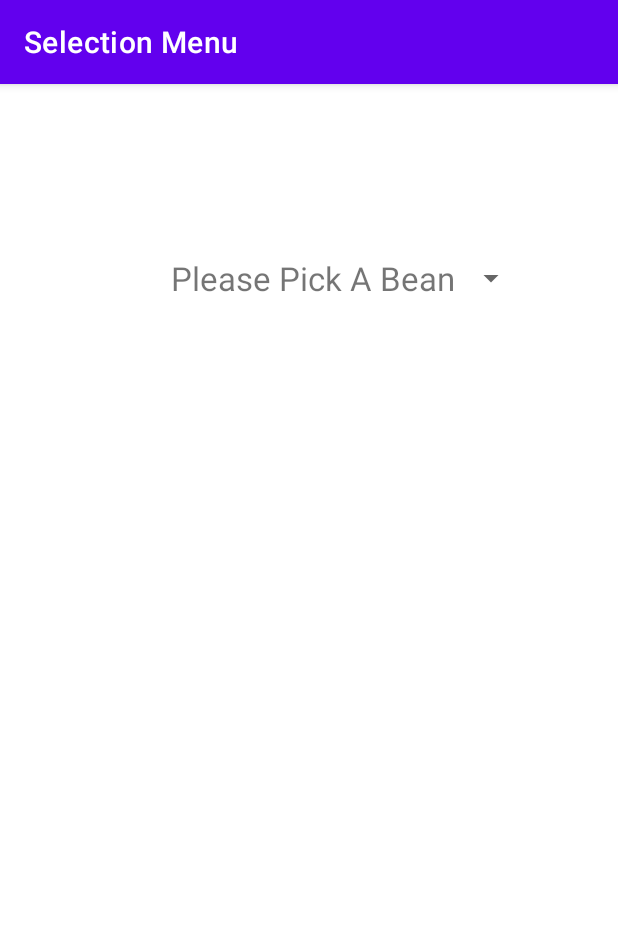
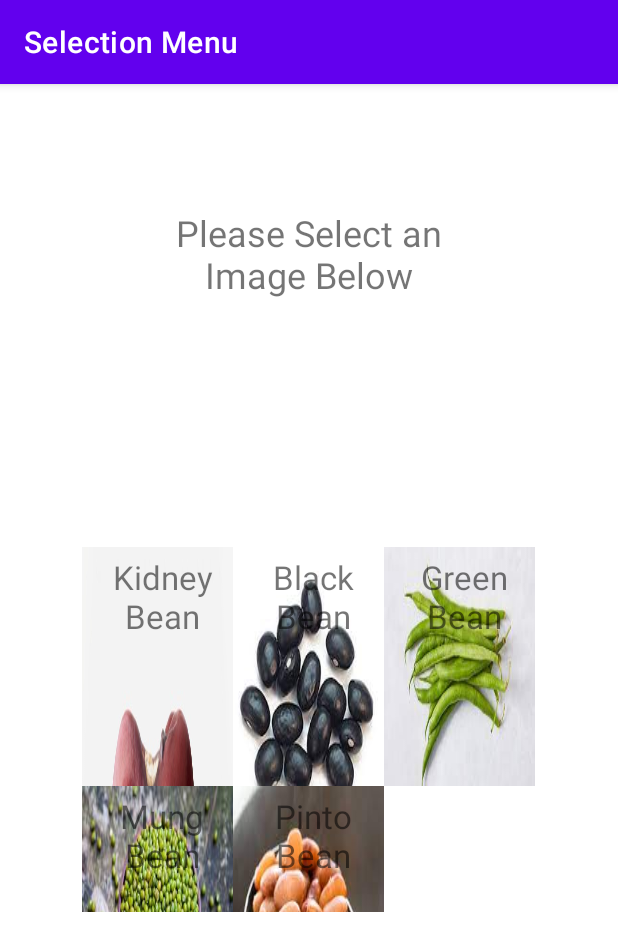
Before and after one commit to tuj55883/Activity-Testing-App, an Android app: the screen it shows after launch (SelectionActivity), on a phone screen of 412 x 824 dp. Shown: the top 951 px of the screen. Run offline under Robolectric (Android 15) with nearby library versions, the phone set to English and light mode, and no system bars.

Commit message:
Changed out the spinner for a grid view. Also added images but they are currently too big.

```diff
--- a/app/src/main/java/edu/temple/assigment4/CustomAdapter.java
+++ b/app/src/main/java/edu/temple/assigment4/CustomAdapter.java
@@ -45,7 +45,21 @@ public class CustomAdapter extends BaseAdapter  {
         textView.setTextSize(22);
         textView.setTextAlignment(View.TEXT_ALIGNMENT_CENTER);
         textView.setPadding(10,8,0,8);
+
+
+
+
+
+
+
+        //This sets the image to the left of the text
+        Drawable img =context.getDrawable(bean_res_id[position]);
+        img.setBounds(0, 0, 50, 50);
+        textView.setBackgroundResource(bean_res_id[position]);
+
+
         return textView;
+
     }
 
     @Override
--- a/app/src/main/java/edu/temple/assigment4/DisplayActivity.java
+++ b/app/src/main/java/edu/temple/assigment4/DisplayActivity.java
@@ -25,8 +25,8 @@ public class DisplayActivity extends AppCompatActivity {
         textView = findViewById(R.id.textView);
         imageView = findViewById(R.id.imageView);
 
-        String[] bean_array = new String[]{"Please Pick A Bean","Kidney Bean", "Black Bean", "Green Bean", "Mung Bean", "Pinto Bean"};
-        int[] bean_res_id = new int[]{R.drawable.empty, R.drawable.bean, R.drawable.black_bean, R.drawable.green_bean, R.drawable.mung_bean, R.drawable.pinto};
+        String[] bean_array = new String[]{"Kidney Bean", "Black Bean", "Green Bean", "Mung Bean", "Pinto Bean"};
+        int[] bean_res_id = new int[]{R.drawable.bean, R.drawable.black_bean, R.drawable.green_bean, R.drawable.mung_bean, R.drawable.pinto};
 
         Intent intent = getIntent();
         int position = intent.getIntExtra("EXTRA_POSITION", 0);
--- a/app/src/main/java/edu/temple/assigment4/SelectionActivity.java
+++ b/app/src/main/java/edu/temple/assigment4/SelectionActivity.java
@@ -6,6 +6,7 @@ import android.content.Intent;
 import android.os.Bundle;
 import android.view.View;
 import android.widget.AdapterView;
+import android.widget.GridView;
 import android.widget.Spinner;
 
 public class SelectionActivity extends AppCompatActivity {
@@ -13,7 +14,7 @@ public class SelectionActivity extends AppCompatActivity {
 
 
     //Initializes the views we will use
-    Spinner spinner;
+    GridView gridView;
     int[] bean_res_id;
     CustomAdapter adapter;
     String[] bean_array;
@@ -29,55 +30,65 @@ public class SelectionActivity extends AppCompatActivity {
         setTitle("Selection Menu");
 
         //Sets the view to their id
-        spinner = findViewById(R.id.spinner);
+        gridView = findViewById(R.id.gridView);
 
 
         //Makes the array of beans we use and the other array are the images
-        bean_array = new String[]{"Please Pick A Bean","Kidney Bean", "Black Bean", "Green Bean", "Mung Bean", "Pinto Bean"};
-        bean_res_id = new int[]{R.drawable.empty,R.drawable.bean,R.drawable.black_bean,R.drawable.green_bean,R.drawable.mung_bean,R.drawable.pinto};
+        bean_array = new String[]{"Kidney Bean", "Black Bean", "Green Bean", "Mung Bean", "Pinto Bean"};
+        bean_res_id = new int[]{R.drawable.bean,R.drawable.black_bean,R.drawable.green_bean,R.drawable.mung_bean,R.drawable.pinto};
 
         //Uses custom image adapter class
         CustomAdapter adapter = new CustomAdapter(this, bean_array,bean_res_id);
 
         //Sets our spinner to our adapter
-        spinner.setAdapter(adapter);
+        gridView.setAdapter(adapter);
 
 
 
 
         //When item is selected it sets the name and picture to said item
-        spinner.setOnItemSelectedListener(new AdapterView.OnItemSelectedListener() {
+        gridView.setOnItemClickListener(new AdapterView.OnItemClickListener() {
             @Override
-            public void onItemSelected(AdapterView<?> parent, View view, int position, long id) {
+            public void onItemClick(AdapterView<?> parent, View view, int position, long id) {
+                Intent launchIntent = new Intent(SelectionActivity.this, DisplayActivity.class);
+                launchIntent.putExtra("EXTRA_POSITION", position);
+                startActivity(launchIntent);
+            }
+
+/*
+            @Override
+            public void onItemClickListener(AdapterView<?> parent, View view, int position, long id) {
                 Intent launchIntent = new Intent(SelectionActivity.this, DisplayActivity.class);
 
                 //show_image(position);
-                if(position>0) {//Makes sure something is selected
-                    //When something is selected it launches the image activity
+
                     launchIntent.putExtra("EXTRA_POSITION", position);
                     startActivity(launchIntent);
-                }
+
             }
 
             @Override
             public void onNothingSelected(AdapterView<?> parent) {
 
             }
+
+ */
         });
 
 
 
     }
 
+/*
     public void onResume() {
         super.onResume();
         //When the user exits the image activity this just resets the spinner
         String[] bean_array = new String[]{"Please Pick A Bean","Kidney Bean", "Black Bean", "Green Bean", "Mung Bean", "Pinto Bean"};
         bean_res_id = new int[]{R.drawable.empty,R.drawable.bean,R.drawable.black_bean,R.drawable.green_bean,R.drawable.mung_bean,R.drawable.pinto};
         CustomAdapter adapter = new CustomAdapter(this, bean_array,bean_res_id);
-        spinner.setAdapter(adapter);
+        gridView.setAdapter(adapter);
     }
 
-
+*/
 
 }
--- a/app/src/main/res/layout/activity_main.xml
+++ b/app/src/main/res/layout/activity_main.xml
@@ -4,17 +4,31 @@
     xmlns:tools="http://schemas.android.com/tools"
     android:layout_width="match_parent"
     android:layout_height="match_parent"
+    app:flow_horizontalAlign="start"
+    app:flow_verticalAlign="baseline"
     tools:context=".SelectionActivity">
 
-    <Spinner
-        android:id="@+id/spinner"
-        android:layout_width="244dp"
-        android:layout_height="83dp"
-        android:layout_marginTop="88dp"
+    <GridView
+        android:id="@+id/gridView"
+        android:layout_width="303dp"
+        android:layout_height="243dp"
+        android:layout_marginBottom="216dp"
+        android:numColumns="3"
+        app:layout_constraintBottom_toBottomOf="parent"
+        app:layout_constraintEnd_toEndOf="parent"
+        app:layout_constraintHorizontal_bias="0.504"
+        app:layout_constraintStart_toStartOf="parent" />
+
+    <TextView
+        android:id="@+id/textView3"
+        android:layout_width="179dp"
+        android:layout_height="137dp"
+        android:text="@string/please_select_an_image_below"
         android:textAlignment="center"
+        android:textSize="24sp"
+        app:layout_constraintBottom_toTopOf="@+id/gridView"
         app:layout_constraintEnd_toEndOf="parent"
-        app:layout_constraintHorizontal_bias="0.64"
         app:layout_constraintStart_toStartOf="parent"
-        app:layout_constraintTop_toTopOf="parent" />
-
+        app:layout_constraintTop_toTopOf="parent"
+        app:layout_constraintVertical_bias="0.484" />
 </androidx.constraintlayout.widget.ConstraintLayout>
--- a/app/src/main/res/values/strings.xml
+++ b/app/src/main/res/values/strings.xml
@@ -1,3 +1,4 @@
 <resources>
     <string name="app_name">Assigment 4</string>
+    <string name="please_select_an_image_below">Please Select an Image Below</string>
 </resources>
```
